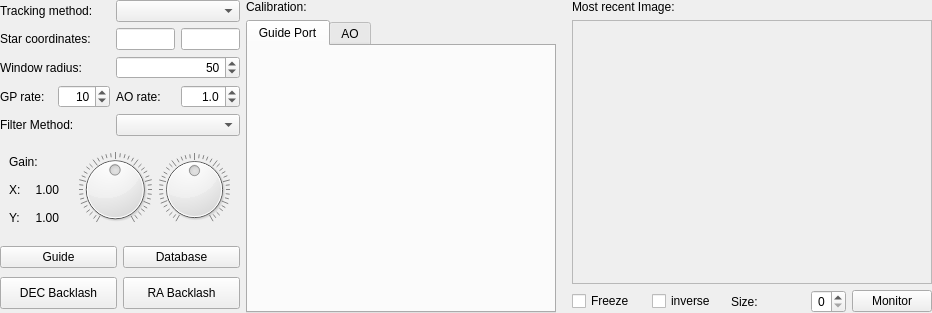
The window that gui/snowgui/icegui/guidercontrollerwidget.ui (AndreasFMueller/AstroPhotography) describes before a commit, drawn with Qt 5.
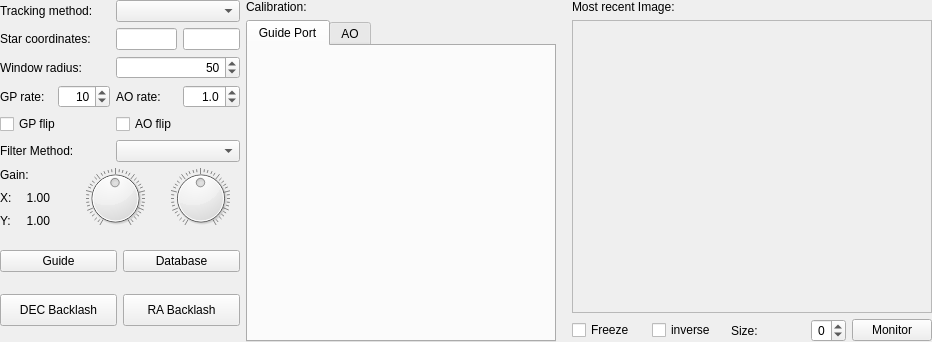
The same window after the commit. Custom widgets are drawn as their Qt base class.

What changed in the file:
```diff
--- a/gui/snowgui/icegui/guidercontrollerwidget.ui
+++ b/gui/snowgui/icegui/guidercontrollerwidget.ui
@@ -7,19 +7,19 @@
     <x>0</x>
     <y>0</y>
     <width>932</width>
-    <height>313</height>
+    <height>342</height>
    </rect>
   </property>
   <property name="minimumSize">
    <size>
     <width>0</width>
-    <height>313</height>
+    <height>333</height>
    </size>
   </property>
   <property name="maximumSize">
    <size>
     <width>16777215</width>
-    <height>313</height>
+    <height>342</height>
    </size>
   </property>
   <property name="windowTitle">
@@ -234,10 +234,28 @@
         <property name="minimumSize">
          <size>
           <width>32</width>
-          <height>0</height>
+          <height>52</height>
+         </size>
+        </property>
+        <property name="maximumSize">
+         <size>
+          <width>16777215</width>
+          <height>60</height>
          </size>
         </property>
         <layout class="QGridLayout" name="gridLayout_3">
+         <property name="leftMargin">
+          <number>0</number>
+         </property>
+         <property name="topMargin">
+          <number>0</number>
+         </property>
+         <property name="rightMargin">
+          <number>0</number>
+         </property>
+         <property name="bottomMargin">
+          <number>0</number>
+         </property>
          <item row="1" column="0">
           <widget class="QLabel" name="xGainLabel">
            <property name="text">
@@ -361,6 +379,20 @@
         </property>
        </widget>
       </item>
+      <item row="4" column="0" colspan="2">
+       <widget class="QCheckBox" name="gpFlipBox">
+        <property name="text">
+         <string>GP flip</string>
+        </property>
+       </widget>
+      </item>
+      <item row="4" column="2">
+       <widget class="QCheckBox" name="aoFlipBox">
+        <property name="text">
+         <string>AO flip</string>
+        </property>
+       </widget>
+      </item>
      </layout>
     </widget>
    </item>
@@ -512,7 +544,7 @@
            <x>0</x>
            <y>0</y>
            <width>350</width>
-           <height>242</height>
+           <height>271</height>
           </rect>
          </property>
         </widget>
@@ -565,6 +597,9 @@
            <property name="alignment">
             <set>Qt::AlignRight|Qt::AlignTrailing|Qt::AlignVCenter</set>
            </property>
+           <property name="minimum">
+            <number>-3</number>
+           </property>
            <property name="maximum">
             <number>3</number>
            </property>
```
